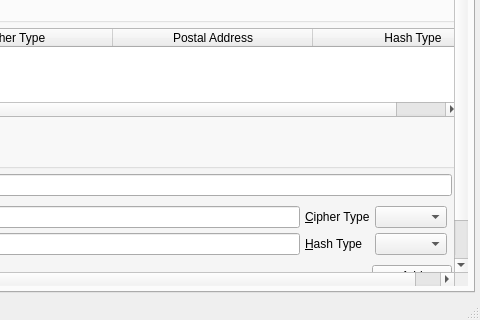
Qt form branches/trunk/UI/spot-on-controlcenter.ui (textbrowser/spot-on) before a commit; both pictures show x 320 to 800 and y 280 to 600 of the 800 by 600 pixel window.
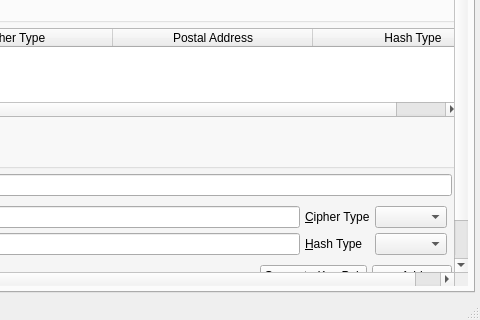
The same form after that commit. The open tabs and pages were chosen to show the change. Icons and pictures are not drawn. Custom widgets are drawn as their Qt base class.

Diff of the .ui file:
```diff
--- a/branches/trunk/UI/spot-on-controlcenter.ui
+++ b/branches/trunk/UI/spot-on-controlcenter.ui
@@ -2012,6 +2012,13 @@
                           </property>
                          </spacer>
                         </item>
+                        <item>
+                         <widget class="QPushButton" name="generate_institution_key_pair">
+                          <property name="text">
+                           <string>Generate Key Pair</string>
+                          </property>
+                         </widget>
+                        </item>
                         <item>
                          <widget class="QPushButton" name="addInstitution">
                           <property name="text">
```
Left out of the diff: 21 changed lines with no effect on the pictures.
